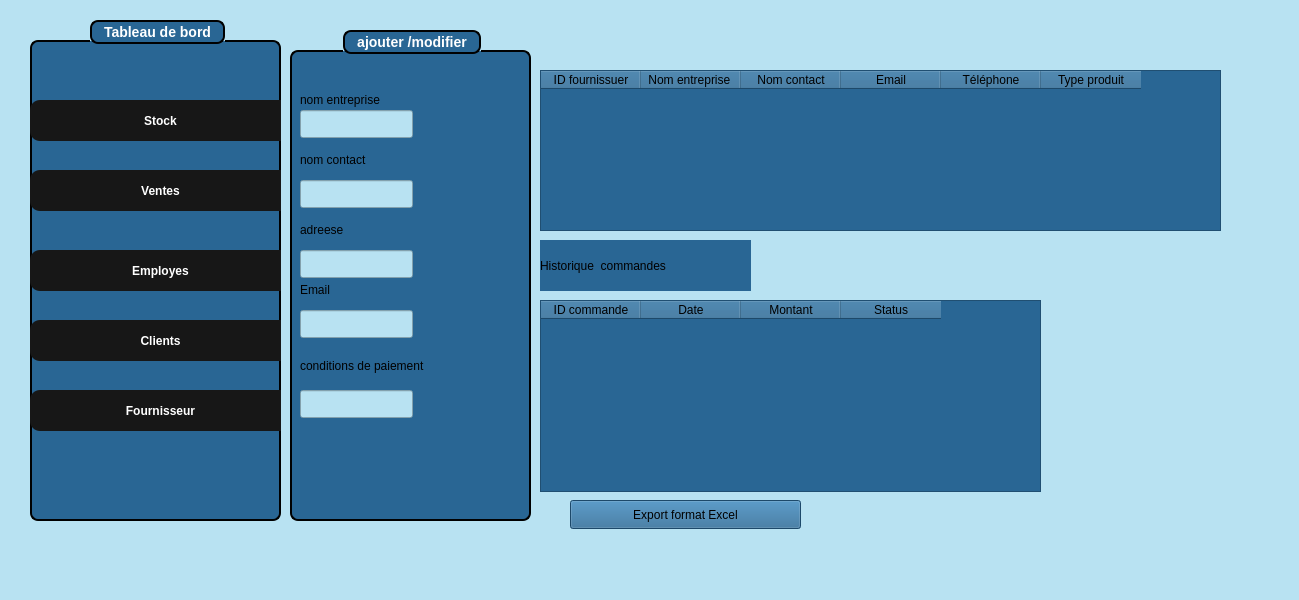
First picture: the form in projetcpp-2a25-s1-smart-optical-store-GestionDesVentes/projetcpp-2a25-s1-smart-optical-store-GestionDesVentes/fournisseurwindow.ui, repository Esprit-UP-Algo/projetcpp-2a25-s1-smart-optical-store, before the edit.
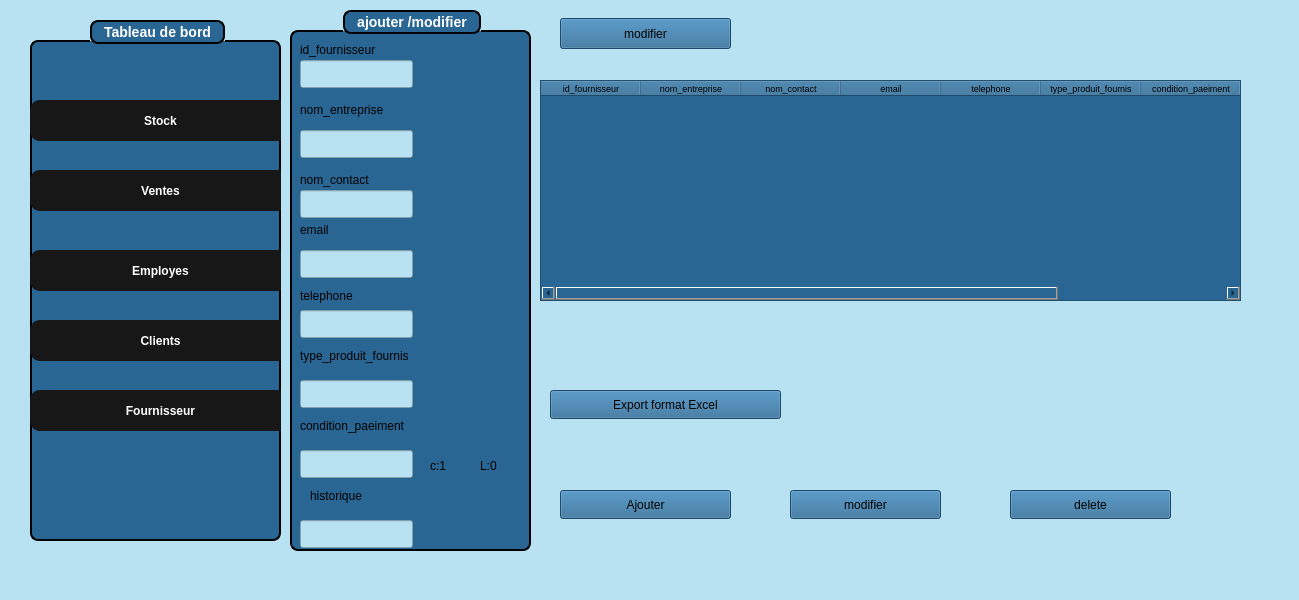
Second picture: the form after the edit. Icons and pictures are not drawn.

Patch:
```diff
--- a/projetcpp-2a25-s1-smart-optical-store-GestionDesVentes/projetcpp-2a25-s1-smart-optical-store-GestionDesVentes/fournisseurwindow.ui
+++ b/projetcpp-2a25-s1-smart-optical-store-GestionDesVentes/projetcpp-2a25-s1-smart-optical-store-GestionDesVentes/fournisseurwindow.ui
@@ -30,13 +30,170 @@
      <number>0</number>
     </property>
     <widget class="QWidget" name="page">
+     <widget class="QPushButton" name="pushButton_6">
+      <property name="geometry">
+       <rect>
+        <x>260</x>
+        <y>400</y>
+        <width>231</width>
+        <height>29</height>
+       </rect>
+      </property>
+      <property name="styleSheet">
+       <string notr="true"> background-color: rgb(41, 102, 148);</string>
+      </property>
+      <property name="text">
+       <string>Export format Excel</string>
+      </property>
+     </widget>
+     <widget class="QTableWidget" name="tableWidget_2">
+      <property name="geometry">
+       <rect>
+        <x>250</x>
+        <y>90</y>
+        <width>701</width>
+        <height>221</height>
+       </rect>
+      </property>
+      <property name="styleSheet">
+       <string notr="true"> background-color: rgb(41, 102, 148);</string>
+      </property>
+      <column>
+       <property name="text">
+        <string>id_fournisseur</string>
+       </property>
+       <property name="font">
+        <font>
+         <pointsize>7</pointsize>
+        </font>
+       </property>
+      </column>
+      <column>
+       <property name="text">
+        <string>nom_entreprise</string>
+       </property>
+       <property name="font">
+        <font>
+         <pointsize>7</pointsize>
+        </font>
+       </property>
+      </column>
+      <column>
+       <property name="text">
+        <string>nom_contact</string>
+       </property>
+       <property name="font">
+        <font>
+         <pointsize>7</pointsize>
+        </font>
+       </property>
+      </column>
+      <column>
+       <property name="text">
+        <string>email</string>
+       </property>
+       <property name="font">
+        <font>
+         <pointsize>7</pointsize>
+        </font>
+       </property>
+      </column>
+      <column>
+       <property name="text">
+        <string>telephone</string>
+       </property>
+       <property name="font">
+        <font>
+         <pointsize>7</pointsize>
+        </font>
+       </property>
+      </column>
+      <column>
+       <property name="text">
+        <string>type_produit_fournis</string>
+       </property>
+       <property name="font">
+        <font>
+         <pointsize>7</pointsize>
+        </font>
+       </property>
+      </column>
+      <column>
+       <property name="text">
+        <string>condition_paeiment</string>
+       </property>
+       <property name="font">
+        <font>
+         <pointsize>7</pointsize>
+        </font>
+       </property>
+      </column>
+      <column>
+       <property name="text">
+        <string>historique</string>
+       </property>
+       <property name="font">
+        <font>
+         <pointsize>7</pointsize>
+        </font>
+       </property>
+      </column>
+     </widget>
+     <widget class="QPushButton" name="pushButton_ajouter">
+      <property name="geometry">
+       <rect>
+        <x>270</x>
+        <y>500</y>
+        <width>171</width>
+        <height>29</height>
+       </rect>
+      </property>
+      <property name="styleSheet">
+       <string notr="true"> background-color: rgb(41, 102, 148);</string>
+      </property>
+      <property name="text">
+       <string>Ajouter</string>
+      </property>
+     </widget>
+     <widget class="QPushButton" name="pushButton_modifier">
+      <property name="geometry">
+       <rect>
+        <x>500</x>
+        <y>500</y>
+        <width>151</width>
+        <height>29</height>
+       </rect>
+      </property>
+      <property name="styleSheet">
+       <string notr="true"> background-color: rgb(41, 102, 148);</string>
+      </property>
+      <property name="text">
+       <string>modifier</string>
+      </property>
+     </widget>
+     <widget class="QPushButton" name="pushButton_delete">
+      <property name="geometry">
+       <rect>
+        <x>720</x>
+        <y>500</y>
+        <width>161</width>
+        <height>29</height>
+       </rect>
+      </property>
+      <property name="styleSheet">
+       <string notr="true"> background-color: rgb(41, 102, 148);</string>
+      </property>
+      <property name="text">
+       <string>delete</string>
+      </property>
+     </widget>
      <widget class="QGroupBox" name="groupBox_2">
       <property name="geometry">
        <rect>
         <x>0</x>
-        <y>40</y>
+        <y>20</y>
         <width>241</width>
-        <height>491</height>
+        <height>541</height>
        </rect>
       </property>
       <property name="styleSheet">
@@ -66,8 +223,8 @@
        <property name="geometry">
         <rect>
          <x>10</x>
-         <y>60</y>
-         <width>101</width>
+         <y>30</y>
+         <width>111</width>
          <height>20</height>
         </rect>
        </property>
@@ -76,14 +233,14 @@
 </string>
        </property>
        <property name="text">
-        <string>nom entreprise</string>
+        <string>id_fournisseur</string>
        </property>
       </widget>
       <widget class="QLabel" name="label_6">
        <property name="geometry">
         <rect>
          <x>10</x>
-         <y>120</y>
+         <y>90</y>
          <width>101</width>
          <height>20</height>
         </rect>
@@ -93,14 +250,14 @@
 </string>
        </property>
        <property name="text">
-        <string>nom contact</string>
+        <string>nom_entreprise</string>
        </property>
       </widget>
       <widget class="QLabel" name="label_2">
        <property name="geometry">
         <rect>
          <x>10</x>
-         <y>190</y>
+         <y>160</y>
          <width>101</width>
          <height>20</height>
         </rect>
@@ -110,14 +267,14 @@
 </string>
        </property>
        <property name="text">
-        <string>adreese</string>
+        <string>nom_contact</string>
        </property>
       </widget>
       <widget class="QLabel" name="label_3">
        <property name="geometry">
         <rect>
          <x>10</x>
-         <y>250</y>
+         <y>210</y>
          <width>101</width>
          <height>20</height>
         </rect>
@@ -127,14 +284,14 @@
 </string>
        </property>
        <property name="text">
-        <string>Email</string>
+        <string>email</string>
        </property>
       </widget>
       <widget class="QLabel" name="label_4">
        <property name="geometry">
         <rect>
          <x>10</x>
-         <y>320</y>
+         <y>270</y>
          <width>161</width>
          <height>31</height>
         </rect>
@@ -144,14 +301,14 @@
 </string>
        </property>
        <property name="text">
-        <string>conditions de paiement</string>
+        <string>telephone</string>
        </property>
       </widget>
       <widget class="QLineEdit" name="lineEdit">
        <property name="geometry">
         <rect>
          <x>10</x>
-         <y>80</y>
+         <y>50</y>
          <width>113</width>
          <height>28</height>
         </rect>
@@ -164,7 +321,7 @@
        <property name="geometry">
         <rect>
          <x>10</x>
-         <y>150</y>
+         <y>120</y>
          <width>113</width>
          <height>28</height>
         </rect>
@@ -177,7 +334,7 @@
        <property name="geometry">
         <rect>
          <x>10</x>
-         <y>220</y>
+         <y>180</y>
          <width>113</width>
          <height>28</height>
         </rect>
@@ -190,7 +347,7 @@
        <property name="geometry">
         <rect>
          <x>10</x>
-         <y>280</y>
+         <y>240</y>
          <width>113</width>
          <height>28</height>
         </rect>
@@ -203,7 +360,7 @@
        <property name="geometry">
         <rect>
          <x>10</x>
-         <y>360</y>
+         <y>300</y>
          <width>113</width>
          <height>28</height>
         </rect>
@@ -212,113 +369,145 @@
         <string/>
        </property>
       </widget>
-     </widget>
-     <widget class="QTableWidget" name="tableWidget">
-      <property name="geometry">
-       <rect>
-        <x>250</x>
-        <y>310</y>
-        <width>501</width>
-        <height>192</height>
-       </rect>
-      </property>
-      <property name="styleSheet">
-       <string notr="true"> background-color: rgb(41, 102, 148);</string>
-      </property>
-      <column>
-       <property name="text">
-        <string>ID commande</string>
+      <widget class="QLineEdit" name="lineEdit_11">
+       <property name="geometry">
+        <rect>
+         <x>10</x>
+         <y>510</y>
+         <width>113</width>
+         <height>28</height>
+        </rect>
        </property>
-      </column>
-      <column>
        <property name="text">
-        <string>Date</string>
+        <string/>
        </property>
-      </column>
-      <column>
-       <property name="text">
-        <string>Montant</string>
+      </widget>
+      <widget class="QLineEdit" name="lineEdit_12">
+       <property name="geometry">
+        <rect>
+         <x>10</x>
+         <y>440</y>
+         <width>113</width>
+         <height>28</height>
+        </rect>
        </property>
-      </column>
-      <column>
        <property name="text">
-        <string>Status</string>
+        <string/>
        </property>
-      </column>
-     </widget>
-     <widget class="QTableWidget" name="tableWidget_2">
-      <property name="geometry">
-       <rect>
-        <x>250</x>
-        <y>80</y>
-        <width>681</width>
-        <height>161</height>
-       </rect>
-      </property>
-      <property name="styleSheet">
-       <string notr="true"> background-color: rgb(41, 102, 148);</string>
-      </property>
-      <column>
+      </widget>
+      <widget class="QLineEdit" name="lineEdit_13">
+       <property name="geometry">
+        <rect>
+         <x>10</x>
+         <y>370</y>
+         <width>113</width>
+         <height>28</height>
+        </rect>
+       </property>
        <property name="text">
-        <string>ID fournissuer</string>
+        <string/>
        </property>
-      </column>
-      <column>
+      </widget>
+      <widget class="QLabel" name="label_11">
+       <property name="geometry">
+        <rect>
+         <x>10</x>
+         <y>330</y>
+         <width>161</width>
+         <height>31</height>
+        </rect>
+       </property>
+       <property name="styleSheet">
+        <string notr="true"> background-color: rgb(41, 102, 148); 
+</string>
+       </property>
        <property name="text">
-        <string>Nom entreprise </string>
+        <string>type_produit_fournis</string>
        </property>
-      </column>
-      <column>
+      </widget>
+      <widget class="QLabel" name="label_12">
+       <property name="geometry">
+        <rect>
+         <x>20</x>
+         <y>470</y>
+         <width>161</width>
+         <height>31</height>
+        </rect>
+       </property>
+       <property name="styleSheet">
+        <string notr="true"> background-color: rgb(41, 102, 148); 
+</string>
+       </property>
        <property name="text">
-        <string>Nom contact</string>
+        <string>historique</string>
        </property>
-      </column>
-      <column>
+      </widget>
+      <widget class="QLabel" name="label_13">
+       <property name="geometry">
+        <rect>
+         <x>10</x>
+         <y>400</y>
+         <width>161</width>
+         <height>31</height>
+        </rect>
+       </property>
+       <property name="styleSheet">
+        <string notr="true"> background-color: rgb(41, 102, 148); 
+</string>
+       </property>
        <property name="text">
-        <string>Email</string>
+        <string>condition_paeiment</string>
        </property>
-      </column>
-      <column>
+      </widget>
+      <widget class="QLabel" name="label_14">
+       <property name="geometry">
+        <rect>
+         <x>140</x>
+         <y>440</y>
+         <width>21</width>
+         <height>31</height>
+        </rect>
+       </property>
+       <property name="styleSheet">
+        <string notr="true"> background-color: rgb(41, 102, 148); 
+</string>
+       </property>
        <property name="text">
-        <string>Téléphone</string>
+        <string>c:1</string>
        </property>
-      </column>
-      <column>
+      </widget>
+      <widget class="QLabel" name="label_15">
+       <property name="geometry">
+        <rect>
+         <x>190</x>
+         <y>440</y>
+         <width>21</width>
+         <height>31</height>
+        </rect>
+       </property>
+       <property name="styleSheet">
+        <string notr="true"> background-color: rgb(41, 102, 148); 
+</string>
+       </property>
        <property name="text">
-        <string>Type produit</string>
+        <string>L:0</string>
        </property>
-      </column>
+      </widget>
      </widget>
-     <widget class="QLabel" name="label_5">
+     <widget class="QPushButton" name="pushButton_modifier_3">
       <property name="geometry">
        <rect>
-        <x>250</x>
-        <y>250</y>
-        <width>211</width>
-        <height>51</height>
+        <x>270</x>
+        <y>28</y>
+        <width>171</width>
+        <height>31</height>
        </rect>
       </property>
       <property name="styleSheet">
        <string notr="true"> background-color: rgb(41, 102, 148);</string>
       </property>
       <property name="text">
-       <string>Historique  commandes</string>
-      </property>
-     </widget>
-     <widget class="QPushButton" name="pushButton_6">
-      <property name="geometry">
-       <rect>
-        <x>280</x>
-        <y>510</y>
-        <width>231</width>
-        <height>29</height>
-       </rect>
-      </property>
-      <property name="styleSheet">
-       <string notr="true"> background-color: rgb(41, 102, 148);</string>
-      </property>
-      <property name="text">
-       <string>Export format Excel</string>
+       <string>modifier</string>
       </property>
      </widget>
     </widget>
@@ -330,7 +519,7 @@
       <x>30</x>
       <y>20</y>
       <width>251</width>
-      <height>501</height>
+      <height>521</height>
      </rect>
     </property>
     <property name="styleSheet">
```
Left out of the diff: 3 changed lines with no effect on the pictures.
